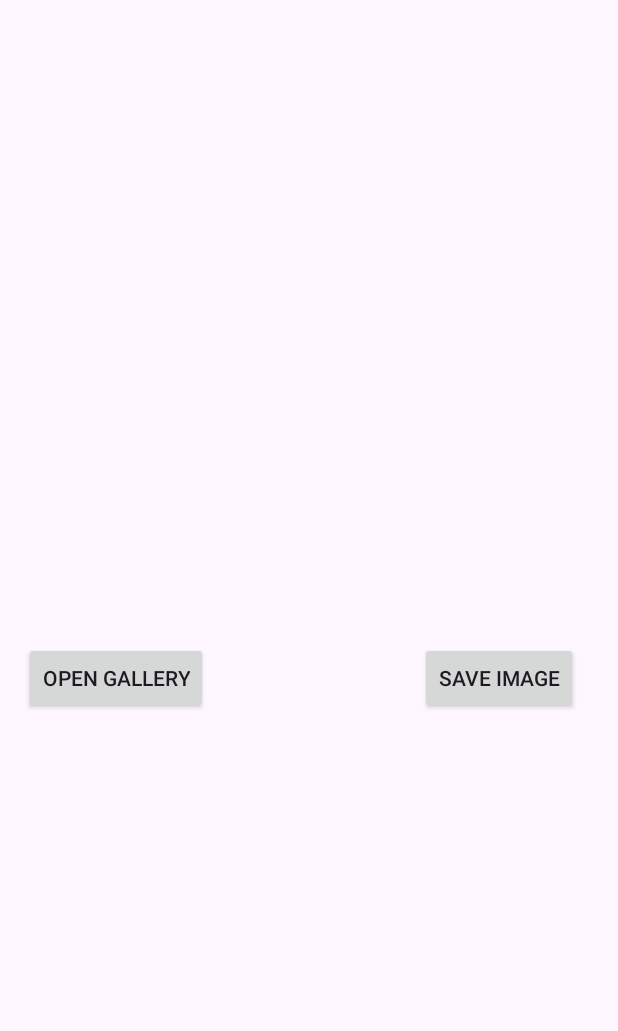
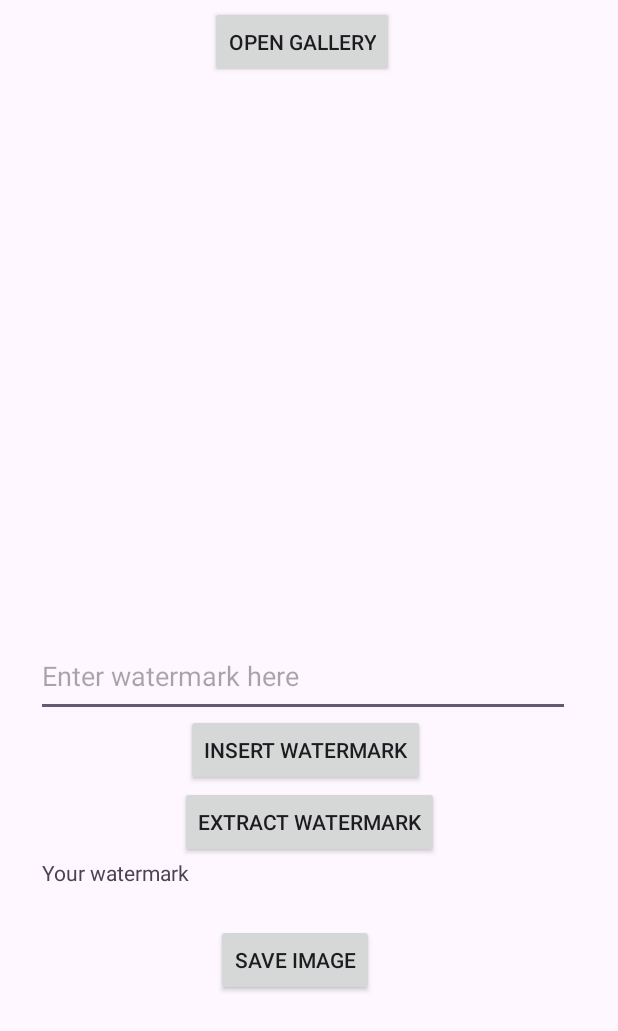
Before and after one commit to hahatuly/Digital-WaterMark, an Android app: the screen it shows after launch (MainActivity), on a phone screen of 412 x 824 dp. Shown: the top 1031 px of the screen. Run offline under Robolectric (Android 15) with nearby library versions, the phone set to English and light mode, and no system bars.

Commit message:
поля ввода и вывода вотермарки

```diff
--- a/app/src/main/java/com/example/mydwm/MainActivity.java
+++ b/app/src/main/java/com/example/mydwm/MainActivity.java
@@ -11,7 +11,9 @@ import android.os.Environment;
 import android.provider.MediaStore;
 import android.view.View;
 import android.widget.Button;
+import android.widget.EditText;
 import android.widget.ImageView;
+import android.widget.TextView;
 import android.widget.Toast;
 import com.bumptech.glide.Glide;
 import java.io.File;
@@ -23,6 +25,14 @@ public class MainActivity extends Activity {
     private Button imageButton;
     private Button saveButton;
 
+    private Button insertButton;
+    private EditText editText;
+    private String insertText;
+    private Button extractButton;
+    private String extractText;
+    private TextView textView;
+
+
     @SuppressLint("MissingInflatedId")
     @Override
     protected void onCreate(Bundle savedInstanceState) {
@@ -32,6 +42,11 @@ public class MainActivity extends Activity {
         imageButton = findViewById(R.id.imageButton);
         imageView = findViewById(R.id.imageView);
         saveButton = findViewById(R.id.saveButton);
+
+        insertButton = findViewById(R.id.insertButton);
+        editText = findViewById(R.id.editText);
+        extractButton = findViewById(R.id.extractButton);
+        textView = findViewById(R.id.textView);
 
         imageButton.setOnClickListener(new View.OnClickListener() {
             @Override
@@ -45,6 +60,25 @@ public class MainActivity extends Activity {
             public void onClick(View v) {
                 Bitmap bitmap = ((BitmapDrawable) imageView.getDrawable()).getBitmap();
                 saveImage(bitmap);
+            }
+        });
+
+        insertButton.setOnClickListener(new View.OnClickListener() {
+            @Override
+            public void onClick(View v) {
+                insertText = editText.getText().toString();
+                //обработка текста
+            }
+        });
+        extractButton.setOnClickListener(new View.OnClickListener() {
+            @Override
+            public void onClick(View v) {
+                extractText = insertText;
+                if (extractText != null) {
+                    textView.setText(extractText);
+                } else {
+                    textView.setText("Цифровой водяной знак не найден.");
+                }
             }
         });
     }
--- a/app/src/main/res/layout/activity_main.xml
+++ b/app/src/main/res/layout/activity_main.xml
@@ -11,25 +11,23 @@
         android:id="@+id/imageButton"
         android:layout_width="wrap_content"
         android:layout_height="wrap_content"
-        android:layout_marginStart="16dp"
-        android:layout_marginTop="428dp"
+        android:layout_marginStart="140dp"
+        android:layout_marginTop="4dp"
         android:text="Open Gallery"
         app:layout_constraintStart_toStartOf="parent"
         app:layout_constraintTop_toTopOf="parent"
         tools:ignore="MissingConstraints" />
-
     <Button
         android:id="@+id/saveButton"
         android:layout_width="wrap_content"
         android:layout_height="wrap_content"
-        android:layout_marginStart="280dp"
-        android:layout_marginTop="428dp"
+        android:layout_marginStart="144dp"
+        android:layout_marginTop="616dp"
         android:onClick="onClick"
         android:text="Save image"
         app:layout_constraintStart_toStartOf="parent"
         app:layout_constraintTop_toTopOf="parent"
         tools:ignore="MissingConstraints" />
-
     <ImageView
         android:id="@+id/imageView"
         android:layout_width="289dp"
@@ -37,9 +35,47 @@
         android:layout_centerHorizontal="true"
         android:layout_marginStart="60dp"
         android:layout_marginTop="64dp"
-
         app:layout_constraintStart_toStartOf="parent"
         app:layout_constraintTop_toTopOf="parent" />
 
+    <Button
+        android:id="@+id/insertButton"
+        android:layout_width="wrap_content"
+        android:layout_height="wrap_content"
+        android:layout_marginStart="124dp"
+        android:layout_marginTop="476dp"
+        android:onClick="onClick"
+        android:text="Insert watermark"
+        app:layout_constraintStart_toStartOf="parent"
+        app:layout_constraintTop_toTopOf="parent" />
+    <EditText
+        android:id="@+id/editText"
+        android:layout_width="356dp"
+        android:layout_height="54dp"
+        android:layout_marginStart="24dp"
+        android:layout_marginTop="424dp"
+        android:hint="Enter watermark here"
+        app:layout_constraintStart_toStartOf="parent"
+        app:layout_constraintTop_toTopOf="parent" />
+
+    <Button
+        android:id="@+id/extractButton"
+        android:layout_width="wrap_content"
+        android:layout_height="wrap_content"
+        android:layout_marginStart="120dp"
+        android:layout_marginTop="524dp"
+        android:onClick="onClick"
+        android:text="Extract watermark"
+        app:layout_constraintStart_toStartOf="parent"
+        app:layout_constraintTop_toTopOf="parent" />
+    <TextView
+        android:id="@+id/textView"
+        android:layout_width="350dp"
+        android:layout_height="42dp"
+        android:layout_marginStart="28dp"
+        android:layout_marginTop="572dp"
+        android:text="Your watermark"
+        app:layout_constraintStart_toStartOf="parent"
+        app:layout_constraintTop_toTopOf="parent" />
 
 </androidx.constraintlayout.widget.ConstraintLayout>
```
